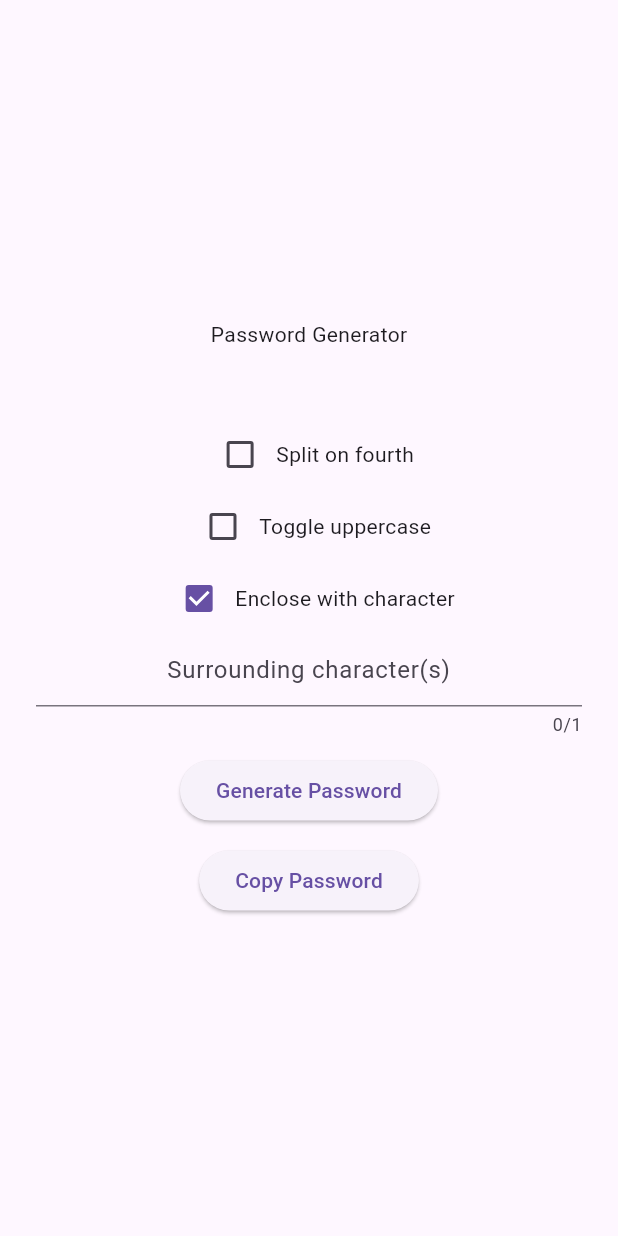
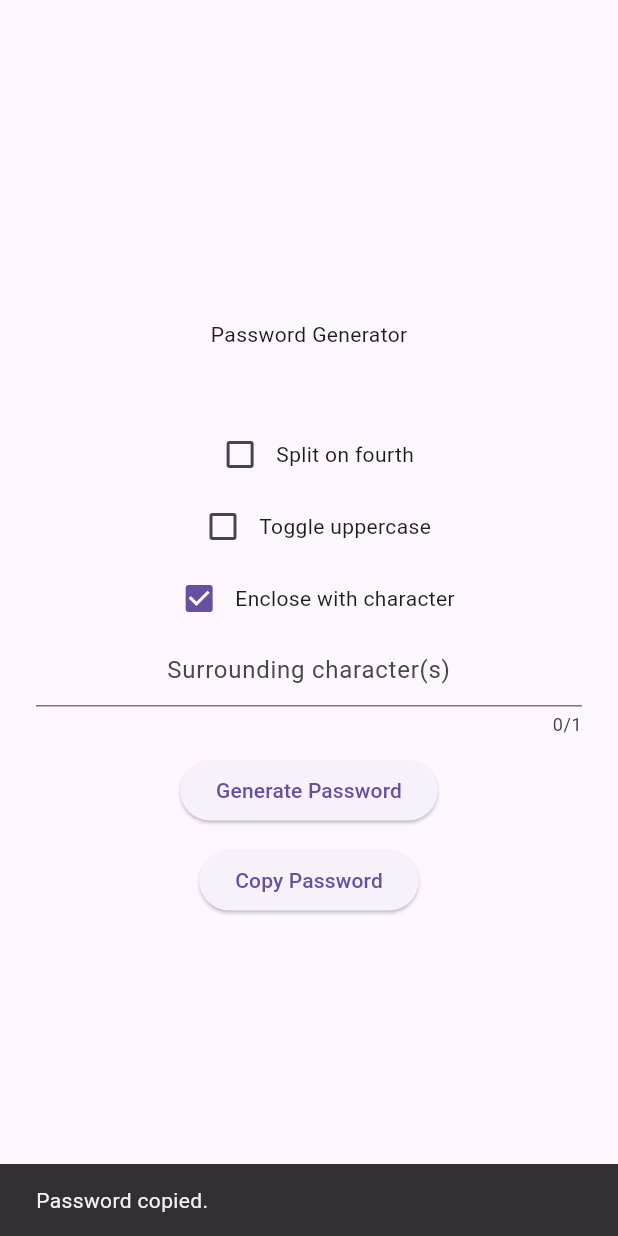
Before and after one commit to HooptyDaDoop/F_PassMan, a Flutter app: the screen it shows after launch, after a tap on "Copy Password", on a phone screen of 412 x 824 dp. Run offline on Flutter 3.47's test engine with Material 3 defaults, Android fonts, the light colour scheme and no system bars.

Commit message:
Add a message to let the user know the password was copied

```diff
--- a/lib/pages/_home_page.dart
+++ b/lib/pages/_home_page.dart
@@ -9,7 +9,9 @@ class HomePage extends StatelessWidget {
   @override
   Widget build(BuildContext context) {
     return Scaffold(
-      body: Column(
+      body: Builder(
+        builder: (BuildContext context) {
+          return Column(
             mainAxisAlignment: MainAxisAlignment.center,
             children: [
               const Center(
@@ -32,7 +34,9 @@ class HomePage extends StatelessWidget {
                       value: context.watch<PasswordProvider>().splitByThree,
                       onChanged: (_) {
                         context.read<PasswordProvider>().setSplitByThree(
-                        !context.read<PasswordProvider>().getSplitByThree());
+                            !context
+                                .read<PasswordProvider>()
+                                .getSplitByThree());
                       }),
                   const Text("Split on fourth"),
                 ],
@@ -93,11 +97,19 @@ class HomePage extends StatelessWidget {
                         text: context.read<PasswordProvider>().password,
                       ),
                     );
+                    ScaffoldMessenger.of(context).showSnackBar(
+                      const SnackBar(
+                        content: Text("Password copied."),
+                        duration: Duration(seconds: 2),
+                      ),
+                    );
                   },
                   child: const Text("Copy Password"),
                 ),
               )
             ],
+          );
+        },
       ),
     );
   }
--- a/lib/providers/password_gen_provider.dart
+++ b/lib/providers/password_gen_provider.dart
@@ -58,7 +58,7 @@ class PasswordProvider extends ChangeNotifier {
 
   String alpha = "abcdefghijklmnopqrstuvwxyz";
   String num = "0123456789";
-  String special = "!@#\$%^&*()_-+={[:;\"'|\\<,>.?/]}";
+  String special = "!@#\$%&_+=\\?";
 
   void generatePassword({
     required int length,
```
Lines whose indentation alone changed are shown as unchanged.
